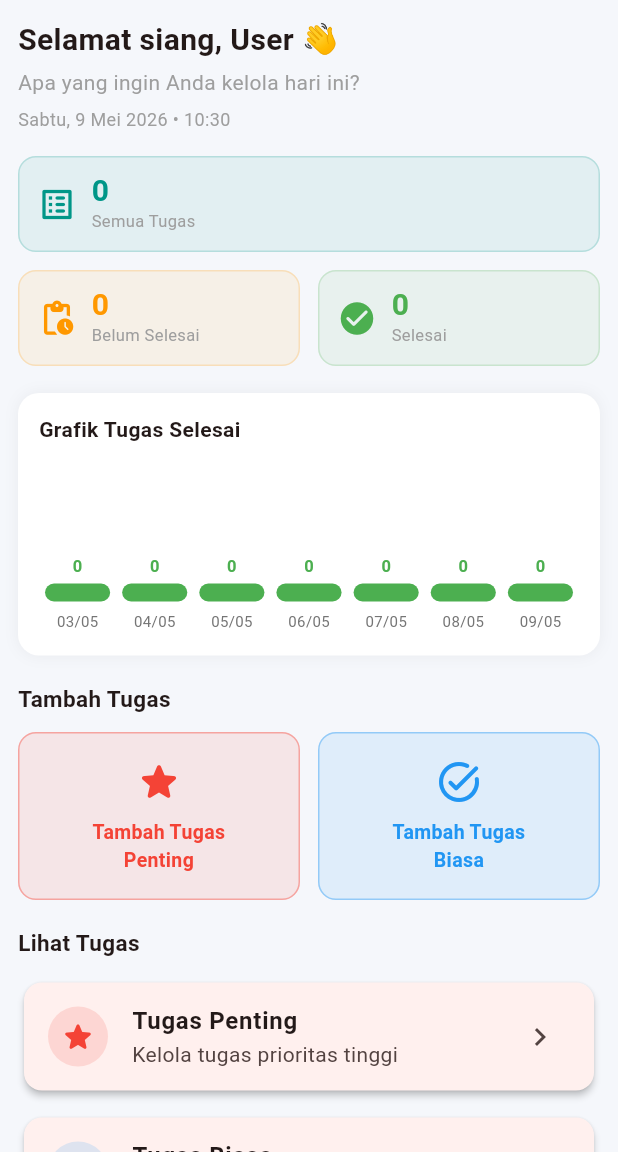
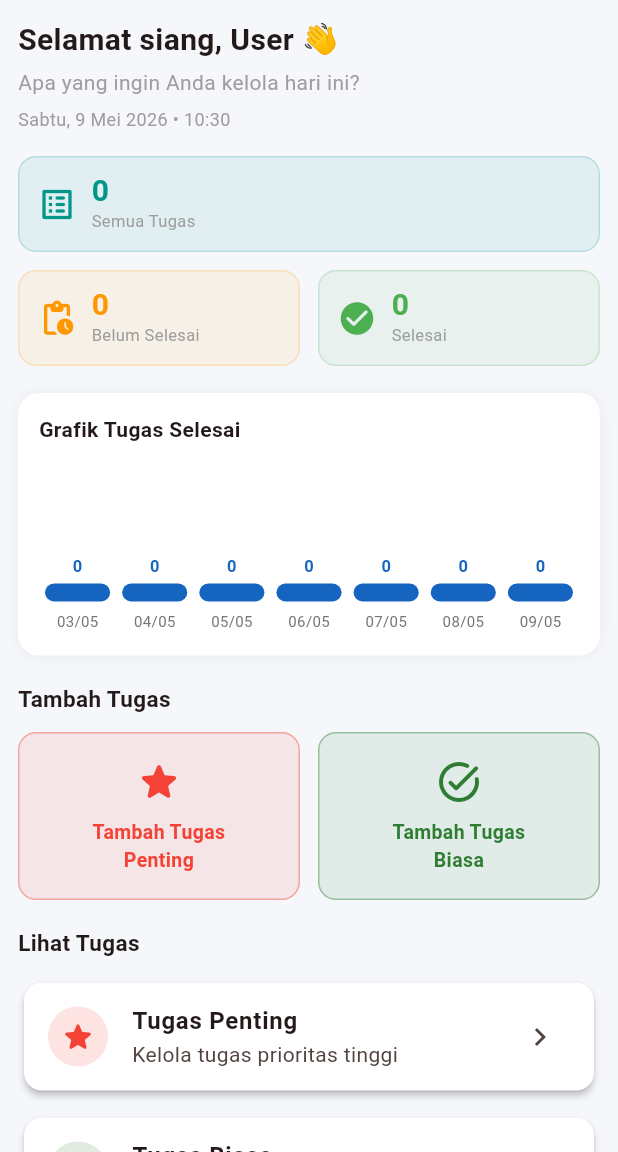
Before and after one commit to amandajasmynee/agenda_nusantara, a Flutter app: the HomePage screen opened by its route, on a phone screen of 412 x 824 dp, the part 84-1236 px from its top. Run offline on Flutter 3.47's test engine with Material 3 defaults, Android fonts, the phone set to English and light mode, and no system bars; our stand-ins replace sqflite; accounts and stored records are empty.

Commit message:
improving homepage UI

```diff
--- a/lib/home_page.dart
+++ b/lib/home_page.dart
@@ -249,7 +249,7 @@ class _HomePageState extends State<HomePage> {
                     child: _ActionButton(
                       icon: Icons.task_alt_rounded,
                       label: 'Tambah Tugas\nBiasa',
-                      color: Colors.blue,
+                      color: const Color(0xFF2E7D32),
                       onTap: () => _goToAddTask('regular'),
                     ),
                   ),
@@ -283,19 +283,11 @@ class _HomePageState extends State<HomePage> {
                 icon: Icons.task_alt_rounded,
                 title: 'Tugas Biasa',
                 subtitle: 'Daftar aktivitas sehari-hari',
-                color: Colors.blue,
+                color: const Color(0xFF2E7D32),
                 onTap: () => _openTaskList(category: 'regular'),
               ),
 
               const SizedBox(height: 10),
-
-              _MenuCard(
-                icon: Icons.list_alt_rounded,
-                title: 'Semua Tugas',
-                subtitle: 'Lihat seluruh agenda Anda',
-                color: Colors.teal,
-                onTap: () => _openTaskList(),
-              ),
             ],
           ),
         ),
@@ -403,14 +395,14 @@ class _ChartSection extends StatelessWidget {
                           style: const TextStyle(
                             fontSize: 11,
                             fontWeight: FontWeight.bold,
-                            color: Colors.green,
+                            color: const Color(0xFF1565C0),
                           ),
                         ),
                         const SizedBox(height: 4),
                         Container(
                           height: barHeight,
                           decoration: BoxDecoration(
-                            color: Colors.green,
+                            color: const Color(0xFF1565C0),
                             borderRadius: BorderRadius.circular(6),
                           ),
                         ),
@@ -575,6 +567,7 @@ class _MenuCard extends StatelessWidget {
   @override
   Widget build(BuildContext context) {
     return Card(
+      color: Colors.white,
       elevation: 2,
       child: ListTile(
         leading: CircleAvatar(
```
